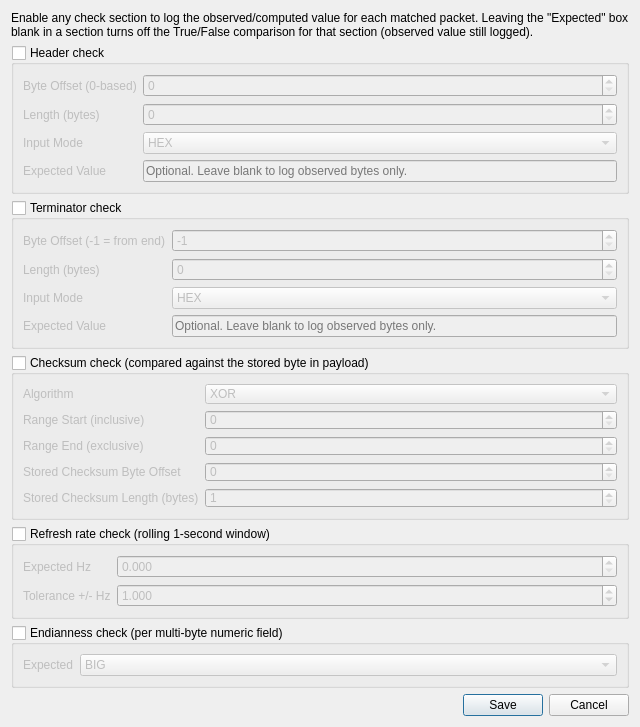
First picture: the form in forms/CompareOptionsDialog.ui, repository rohityaduvxnshi/pcapfile, before the edit.
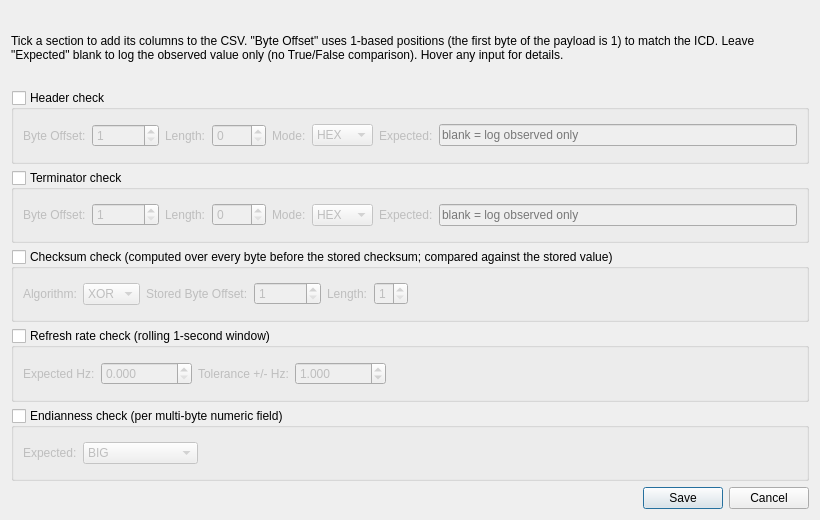
Second picture: the form after the edit.

```diff
--- a/forms/CompareOptionsDialog.ui
+++ b/forms/CompareOptionsDialog.ui
@@ -2,12 +2,12 @@
 <ui version="4.0">
  <class>CompareOptionsDialog</class>
  <widget class="QDialog" name="CompareOptionsDialog">
-  <property name="geometry"><rect><x>0</x><y>0</y><width>640</width><height>720</height></rect></property>
+  <property name="geometry"><rect><x>0</x><y>0</y><width>820</width><height>520</height></rect></property>
   <property name="windowTitle"><string>Compare Options</string></property>
   <layout class="QVBoxLayout" name="mainLayout">
    <item>
     <widget class="QLabel" name="lblIntro">
-     <property name="text"><string>Enable any check section to log the observed/computed value for each matched packet. Leaving the &quot;Expected&quot; box blank in a section turns off the True/False comparison for that section (observed value still logged).</string></property>
+     <property name="text"><string>Tick a section to add its columns to the CSV. &quot;Byte Offset&quot; uses 1-based positions (the first byte of the payload is 1) to match the ICD. Leave &quot;Expected&quot; blank to log the observed value only (no True/False comparison). Hover any input for details.</string></property>
      <property name="wordWrap"><bool>true</bool></property>
     </widget>
    </item>
@@ -17,20 +17,21 @@
      <property name="title"><string>Header check</string></property>
      <property name="checkable"><bool>true</bool></property>
      <property name="checked"><bool>false</bool></property>
-     <layout class="QFormLayout" name="hdrForm">
-      <item row="0" column="0"><widget class="QLabel" name="lblHdrOffset"><property name="text"><string>Byte Offset (0-based)</string></property></widget></item>
-      <item row="0" column="1"><widget class="QSpinBox" name="spinHdrOffset"><property name="minimum"><number>0</number></property><property name="maximum"><number>1000000</number></property></widget></item>
-      <item row="1" column="0"><widget class="QLabel" name="lblHdrLength"><property name="text"><string>Length (bytes)</string></property></widget></item>
-      <item row="1" column="1"><widget class="QSpinBox" name="spinHdrLength"><property name="minimum"><number>0</number></property><property name="maximum"><number>1024</number></property></widget></item>
-      <item row="2" column="0"><widget class="QLabel" name="lblHdrMode"><property name="text"><string>Input Mode</string></property></widget></item>
-      <item row="2" column="1">
+     <property name="toolTip"><string>Reads N bytes starting at the given byte offset and (optionally) compares against the expected value.</string></property>
+     <layout class="QHBoxLayout" name="hdrRow">
+      <item><widget class="QLabel" name="lblHdrOffset"><property name="text"><string>Byte Offset:</string></property></widget></item>
+      <item><widget class="QSpinBox" name="spinHdrOffset"><property name="minimum"><number>1</number></property><property name="maximum"><number>1000000</number></property><property name="value"><number>1</number></property><property name="toolTip"><string>Position of the header's first byte (1-based, like the ICD).</string></property></widget></item>
+      <item><widget class="QLabel" name="lblHdrLength"><property name="text"><string>Length:</string></property></widget></item>
+      <item><widget class="QSpinBox" name="spinHdrLength"><property name="minimum"><number>0</number></property><property name="maximum"><number>1024</number></property><property name="toolTip"><string>Number of bytes the header occupies.</string></property></widget></item>
+      <item><widget class="QLabel" name="lblHdrMode"><property name="text"><string>Mode:</string></property></widget></item>
+      <item>
        <widget class="QComboBox" name="cmbHdrMode">
         <item><property name="text"><string>HEX</string></property></item>
         <item><property name="text"><string>ASCII</string></property></item>
        </widget>
       </item>
-      <item row="3" column="0"><widget class="QLabel" name="lblHdrExpected"><property name="text"><string>Expected Value</string></property></widget></item>
-      <item row="3" column="1"><widget class="QLineEdit" name="txtHdrExpected"><property name="placeholderText"><string>Optional. Leave blank to log observed bytes only.</string></property></widget></item>
+      <item><widget class="QLabel" name="lblHdrExpected"><property name="text"><string>Expected:</string></property></widget></item>
+      <item><widget class="QLineEdit" name="txtHdrExpected"><property name="placeholderText"><string>blank = log observed only</string></property><property name="toolTip"><string>Optional. If filled, must decode to exactly &quot;Length&quot; bytes in the chosen Mode. Blank skips the True/False compare.</string></property></widget></item>
      </layout>
     </widget>
    </item>
@@ -40,45 +41,44 @@
      <property name="title"><string>Terminator check</string></property>
      <property name="checkable"><bool>true</bool></property>
      <property name="checked"><bool>false</bool></property>
-     <layout class="QFormLayout" name="termForm">
-      <item row="0" column="0"><widget class="QLabel" name="lblTermOffset"><property name="text"><string>Byte Offset (-1 = from end)</string></property></widget></item>
-      <item row="0" column="1"><widget class="QSpinBox" name="spinTermOffset"><property name="minimum"><number>-1</number></property><property name="maximum"><number>1000000</number></property><property name="value"><number>-1</number></property></widget></item>
-      <item row="1" column="0"><widget class="QLabel" name="lblTermLength"><property name="text"><string>Length (bytes)</string></property></widget></item>
-      <item row="1" column="1"><widget class="QSpinBox" name="spinTermLength"><property name="minimum"><number>0</number></property><property name="maximum"><number>1024</number></property></widget></item>
-      <item row="2" column="0"><widget class="QLabel" name="lblTermMode"><property name="text"><string>Input Mode</string></property></widget></item>
-      <item row="2" column="1">
+     <property name="toolTip"><string>Reads N bytes starting at the given byte offset and (optionally) compares against the expected value. For an end-of-message terminator set Byte Offset = (PayloadLength - Length + 1).</string></property>
+     <layout class="QHBoxLayout" name="termRow">
+      <item><widget class="QLabel" name="lblTermOffset"><property name="text"><string>Byte Offset:</string></property></widget></item>
+      <item><widget class="QSpinBox" name="spinTermOffset"><property name="minimum"><number>1</number></property><property name="maximum"><number>1000000</number></property><property name="value"><number>1</number></property><property name="toolTip"><string>Position of the terminator's first byte (1-based, like the ICD).</string></property></widget></item>
+      <item><widget class="QLabel" name="lblTermLength"><property name="text"><string>Length:</string></property></widget></item>
+      <item><widget class="QSpinBox" name="spinTermLength"><property name="minimum"><number>0</number></property><property name="maximum"><number>1024</number></property><property name="toolTip"><string>Number of bytes the terminator occupies.</string></property></widget></item>
+      <item><widget class="QLabel" name="lblTermMode"><property name="text"><string>Mode:</string></property></widget></item>
+      <item>
        <widget class="QComboBox" name="cmbTermMode">
         <item><property name="text"><string>HEX</string></property></item>
         <item><property name="text"><string>ASCII</string></property></item>
        </widget>
       </item>
-      <item row="3" column="0"><widget class="QLabel" name="lblTermExpected"><property name="text"><string>Expected Value</string></property></widget></item>
-      <item row="3" column="1"><widget class="QLineEdit" name="txtTermExpected"><property name="placeholderText"><string>Optional. Leave blank to log observed bytes only.</string></property></widget></item>
+      <item><widget class="QLabel" name="lblTermExpected"><property name="text"><string>Expected:</string></property></widget></item>
+      <item><widget class="QLineEdit" name="txtTermExpected"><property name="placeholderText"><string>blank = log observed only</string></property><property name="toolTip"><string>Optional. If filled, must decode to exactly &quot;Length&quot; bytes in the chosen Mode.</string></property></widget></item>
      </layout>
     </widget>
    </item>
 
    <item>
     <widget class="QGroupBox" name="grpChecksum">
-     <property name="title"><string>Checksum check (compared against the stored byte in payload)</string></property>
+     <property name="title"><string>Checksum check (computed over every byte before the stored checksum; compared against the stored value)</string></property>
      <property name="checkable"><bool>true</bool></property>
      <property name="checked"><bool>false</bool></property>
-     <layout class="QFormLayout" name="csumForm">
-      <item row="0" column="0"><widget class="QLabel" name="lblCsumAlgo"><property name="text"><string>Algorithm</string></property></widget></item>
-      <item row="0" column="1">
+     <property name="toolTip"><string>Computes XOR or SUM of bytes 1 to (Stored Byte Offset - 1), then compares against the bytes already in the payload at the stored position.</string></property>
+     <layout class="QHBoxLayout" name="csumRow">
+      <item><widget class="QLabel" name="lblCsumAlgo"><property name="text"><string>Algorithm:</string></property></widget></item>
+      <item>
        <widget class="QComboBox" name="cmbCsumAlgo">
         <item><property name="text"><string>XOR</string></property></item>
         <item><property name="text"><string>SUM</string></property></item>
        </widget>
       </item>
-      <item row="1" column="0"><widget class="QLabel" name="lblCsumStart"><property name="text"><string>Range Start (inclusive)</string></property></widget></item>
-      <item row="1" column="1"><widget class="QSpinBox" name="spinCsumStart"><property name="minimum"><number>0</number></property><property name="maximum"><number>1000000</number></property></widget></item>
-      <item row="2" column="0"><widget class="QLabel" name="lblCsumEnd"><property name="text"><string>Range End (exclusive)</string></property></widget></item>
-      <item row="2" column="1"><widget class="QSpinBox" name="spinCsumEnd"><property name="minimum"><number>0</number></property><property name="maximum"><number>1000000</number></property></widget></item>
-      <item row="3" column="0"><widget class="QLabel" name="lblCsumByteOffset"><property name="text"><string>Stored Checksum Byte Offset</string></property></widget></item>
-      <item row="3" column="1"><widget class="QSpinBox" name="spinCsumOffset"><property name="minimum"><number>0</number></property><property name="maximum"><number>1000000</number></property></widget></item>
-      <item row="4" column="0"><widget class="QLabel" name="lblCsumLength"><property name="text"><string>Stored Checksum Length (bytes)</string></property></widget></item>
-      <item row="4" column="1"><widget class="QSpinBox" name="spinCsumLength"><property name="minimum"><number>1</number></property><property name="maximum"><number>4</number></property><property name="value"><number>1</number></property></widget></item>
+      <item><widget class="QLabel" name="lblCsumByteOffset"><property name="text"><string>Stored Byte Offset:</string></property></widget></item>
+      <item><widget class="QSpinBox" name="spinCsumOffset"><property name="minimum"><number>1</number></property><property name="maximum"><number>1000000</number></property><property name="value"><number>1</number></property><property name="toolTip"><string>Position of the stored checksum byte(s) in the payload (1-based). The compute range is bytes 1 to (this - 1).</string></property></widget></item>
+      <item><widget class="QLabel" name="lblCsumLength"><property name="text"><string>Length:</string></property></widget></item>
+      <item><widget class="QSpinBox" name="spinCsumLength"><property name="minimum"><number>1</number></property><property name="maximum"><number>4</number></property><property name="value"><number>1</number></property><property name="toolTip"><string>Size of the stored checksum (1-4 bytes).</string></property></widget></item>
+      <item><spacer name="csumSpacer"><property name="orientation"><enum>Qt::Horizontal</enum></property><property name="sizeHint" stdset="0"><size><width>40</width><height>20</height></size></property></spacer></item>
      </layout>
     </widget>
    </item>
@@ -88,11 +88,13 @@
      <property name="title"><string>Refresh rate check (rolling 1-second window)</string></property>
      <property name="checkable"><bool>true</bool></property>
      <property name="checked"><bool>false</bool></property>
-     <layout class="QFormLayout" name="rrForm">
-      <item row="0" column="0"><widget class="QLabel" name="lblRRExpected"><property name="text"><string>Expected Hz</string></property></widget></item>
-      <item row="0" column="1"><widget class="QDoubleSpinBox" name="dspRRExpected"><property name="minimum"><double>0.0</double></property><property name="maximum"><double>1000000.0</double></property><property name="decimals"><number>3</number></property><property name="toolTip"><string>0 = log observed Hz only, no comparison.</string></property></widget></item>
-      <item row="1" column="0"><widget class="QLabel" name="lblRRTolerance"><property name="text"><string>Tolerance +/- Hz</string></property></widget></item>
-      <item row="1" column="1"><widget class="QDoubleSpinBox" name="dspRRTolerance"><property name="minimum"><double>0.0</double></property><property name="maximum"><double>1000000.0</double></property><property name="decimals"><number>3</number></property><property name="value"><double>1.0</double></property></widget></item>
+     <property name="toolTip"><string>Counts matching packets received in the last 1 second and (optionally) compares against the expected Hz.</string></property>
+     <layout class="QHBoxLayout" name="rrRow">
+      <item><widget class="QLabel" name="lblRRExpected"><property name="text"><string>Expected Hz:</string></property></widget></item>
+      <item><widget class="QDoubleSpinBox" name="dspRRExpected"><property name="minimum"><double>0.0</double></property><property name="maximum"><double>1000000.0</double></property><property name="decimals"><number>3</number></property><property name="toolTip"><string>0 = log observed Hz only, no comparison.</string></property></widget></item>
+      <item><widget class="QLabel" name="lblRRTolerance"><property name="text"><string>Tolerance +/- Hz:</string></property></widget></item>
+      <item><widget class="QDoubleSpinBox" name="dspRRTolerance"><property name="minimum"><double>0.0</double></property><property name="maximum"><double>1000000.0</double></property><property name="decimals"><number>3</number></property><property name="value"><double>1.0</double></property><property name="toolTip"><string>Allowed deviation from Expected Hz in either direction.</string></property></widget></item>
+      <item><spacer name="rrSpacer"><property name="orientation"><enum>Qt::Horizontal</enum></property><property name="sizeHint" stdset="0"><size><width>40</width><height>20</height></size></property></spacer></item>
      </layout>
     </widget>
    </item>
@@ -102,15 +104,17 @@
      <property name="title"><string>Endianness check (per multi-byte numeric field)</string></property>
      <property name="checkable"><bool>true</bool></property>
      <property name="checked"><bool>false</bool></property>
-     <layout class="QFormLayout" name="endForm">
-      <item row="0" column="0"><widget class="QLabel" name="lblEndian"><property name="text"><string>Expected</string></property></widget></item>
-      <item row="0" column="1">
+     <property name="toolTip"><string>For every multi-byte numeric field in this message, the CSV gets both the BE-decoded and LE-decoded value. Selecting BIG or LITTLE also adds a True/False column versus the project's default decode (big-endian).</string></property>
+     <layout class="QHBoxLayout" name="endRow">
+      <item><widget class="QLabel" name="lblEndian"><property name="text"><string>Expected:</string></property></widget></item>
+      <item>
        <widget class="QComboBox" name="cmbEndian">
         <item><property name="text"><string>BIG</string></property></item>
         <item><property name="text"><string>LITTLE</string></property></item>
         <item><property name="text"><string>(don't compare)</string></property></item>
        </widget>
       </item>
+      <item><spacer name="endSpacer"><property name="orientation"><enum>Qt::Horizontal</enum></property><property name="sizeHint" stdset="0"><size><width>40</width><height>20</height></size></property></spacer></item>
      </layout>
     </widget>
    </item>
```
Left out of the diff: 5 changed lines with no effect on the pictures.
